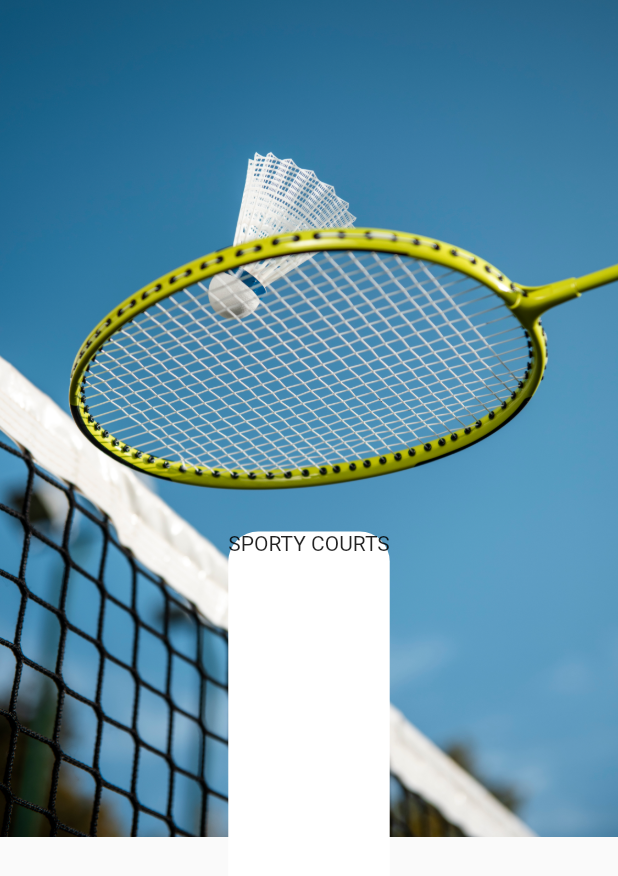
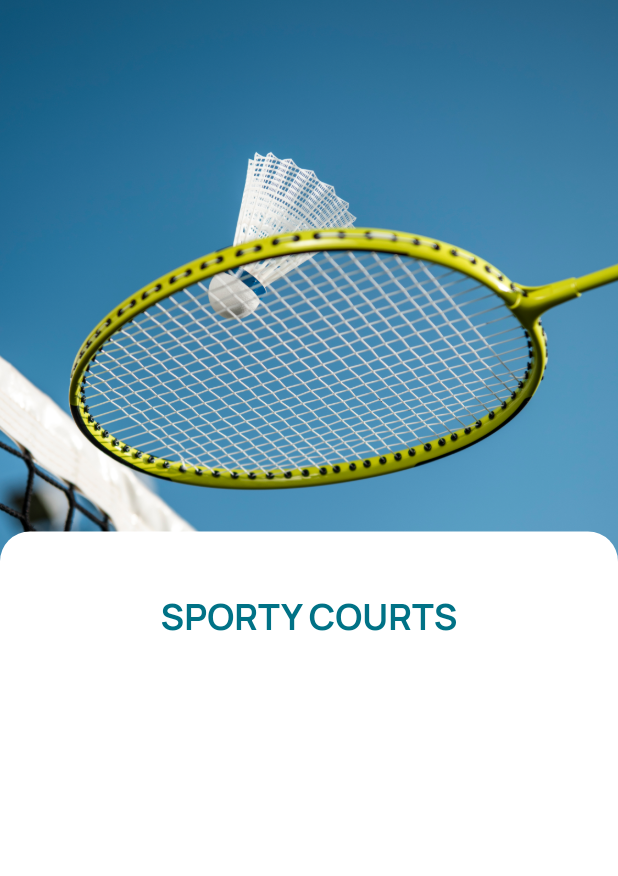
Before and after one commit to kieuvietthang/sporty_courts, a Flutter app: the LoginScreen screen opened by its route, on a phone screen of 412 x 824 dp. Shown: the top 876 px of the screen. Run offline on Flutter 3.47's test engine with Material 3 defaults, Android fonts, the phone set to English and light mode, and no system bars; our stand-ins replace get, percent_indicator.

Commit message:
build ui login

```diff
--- a/lib/constants/text_style.dart
+++ b/lib/constants/text_style.dart
@@ -191,4 +191,11 @@ class TextStyleApp {
     fontSize: 36,
     color: AppColors.white,
   );
+
+  static TextStyle textSize24W800White = TextStyle(
+    fontFamily: FontFamily.manrope,
+    fontWeight: FontWeight.w800,
+    fontSize: 24,
+    color: AppColors.veryDarkCyan,
+  );
 }
--- a/lib/screens/login/view/login_screen.dart
+++ b/lib/screens/login/view/login_screen.dart
@@ -5,6 +5,7 @@ import 'package:get/get.dart';
 import 'package:sporty_courts/constants/assets.dart';
 import 'package:sporty_courts/constants/colors.dart';
 import 'package:sporty_courts/constants/strings.dart';
+import 'package:sporty_courts/constants/text_style.dart';
 import 'package:sporty_courts/constants/values.dart';
 import 'package:sporty_courts/screens/login/controller/login_controller.dart';
 
@@ -22,7 +23,9 @@ class LoginScreen extends GetView<LoginController> {
               Align(
                 alignment: Alignment.bottomCenter,
                 child: Container(
+                  width: double.infinity,
                   height: AppValue.height(context) * 0.57,
+                  padding: EdgeInsets.only(top: 40),
                   decoration: const BoxDecoration(
                       color: AppColors.white,
                       borderRadius: BorderRadius.only(
@@ -31,7 +34,7 @@ class LoginScreen extends GetView<LoginController> {
                       )),
                   child: Column(
                     children: [
-                      Text(DefaultString.sportyCourts)
+                      Text(DefaultString.sportyCourts,style: TextStyleApp.textSize24W800White,)
                     ],
                   ),
                 ),
```
Also changed, not shown: pubspec.lock.
